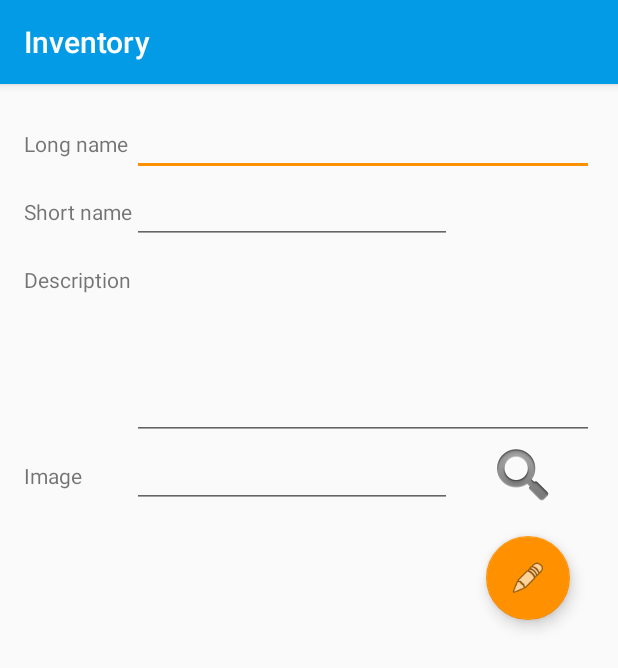
After one commit to raulpb00/Bilal_Inventory, an Android app: the DependencyEditActivity screen opened directly, with no data from a screen before it, on a phone screen of 412 x 824 dp. The commit adds this screen. Shown: the top 668 px of the screen. Run offline under Robolectric (Android 15) with nearby library versions, the phone set to English and light mode, and no system bars.

Commit message:
Acabado DependencyEditActivity y añadido SectorEditActivity

```diff
--- a/app/src/main/AndroidManifest.xml
+++ b/app/src/main/AndroidManifest.xml
@@ -19,7 +19,9 @@
             </intent-filter>
         </activity>
         <activity android:name=".LoginActivity" />
-        <activity android:name=".DashBoardActivity"></activity>
+        <activity android:name=".DashBoardActivity" />
+        <activity android:name=".DependencyEditActivity" />
+        <activity android:name=".SectorEditActivity"></activity>
     </application>
 
 </manifest>
--- /dev/null
+++ b/app/src/main/java/com/example/inventory/DependencyEditActivity.java
@@ -0,0 +1,26 @@
+package com.example.inventory;
+
+import android.support.design.widget.FloatingActionButton;
+import android.support.v7.app.AppCompatActivity;
+import android.os.Bundle;
+import android.view.View;
+import android.widget.Button;
+
+public class DependencyEditActivity extends AppCompatActivity {
+
+    FloatingActionButton btGuardar;
+
+    @Override
+    protected void onCreate(Bundle savedInstanceState) {
+        super.onCreate(savedInstanceState);
+        setContentView(R.layout.activity_dependency_edit);
+
+        btGuardar = findViewById(R.id.btGuardar);
+        btGuardar.setOnClickListener(new View.OnClickListener() {
+            @Override
+            public void onClick(View view) {
+                finish();
+            }
+        });
+    }
+}
--- a/app/src/main/res/drawable/shape_dashboard_button_background.xml
+++ b/app/src/main/res/drawable/shape_dashboard_button_background.xml
@@ -2,5 +2,5 @@
 <shape xmlns:android="http://schemas.android.com/apk/res/android">
     <solid android:color="@color/colorPrimary"/>
     <stroke android:color="@color/colorPrimaryDark" android:width="3dp"/>
-    <corners android:radius="@dimen/glDashBoard"/>
+    <corners android:radius="@dimen/glDashBoardButtonRadius"/>
 </shape>
--- /dev/null
+++ b/app/src/main/res/layout/activity_dependency_edit.xml
@@ -0,0 +1,115 @@
+<?xml version="1.0" encoding="utf-8"?>
+<TableLayout
+    xmlns:android="http://schemas.android.com/apk/res/android"
+    xmlns:app="http://schemas.android.com/apk/res-auto"
+    xmlns:tools="http://schemas.android.com/tools"
+    android:layout_width="match_parent"
+    android:layout_height="match_parent"
+    tools:context=".DependencyEditActivity"
+    android:layout_margin="@dimen/tlDependendyEditMargin"
+    android:id="@+id/tlDependencyEditMargin"
+    android:stretchColumns="2"
+    android:shrinkColumns="1">
+
+    <TableRow
+        android:layout_width="match_parent"
+        android:layout_height="match_parent" >
+
+        <TextView
+            android:id="@+id/tvLongName"
+            android:layout_width="wrap_content"
+            android:layout_height="wrap_content"
+            android:text="@string/tvLongName" />
+
+        <EditText
+            android:id="@+id/edLongName"
+            android:layout_width="wrap_content"
+            android:layout_height="wrap_content"
+            android:ems="10"
+            android:inputType="textPersonName"
+            android:layout_span="2"/>
+    </TableRow>
+
+    <TableRow
+        android:layout_width="match_parent"
+        android:layout_height="match_parent" >
+
+        <TextView
+            android:id="@+id/tvShortName"
+            android:layout_width="wrap_content"
+            android:layout_height="wrap_content"
+            android:text="@string/tvShortName" />
+
+        <EditText
+            android:id="@+id/edShortName"
+            android:layout_width="wrap_content"
+            android:layout_height="wrap_content"
+            android:ems="10"
+            android:inputType="textPersonName" />
+    </TableRow>
+
+    <TableRow
+        android:layout_width="match_parent"
+        android:layout_height="match_parent" >
+
+        <TextView
+            android:id="@+id/tvDescription"
+            android:layout_width="wrap_content"
+            android:layout_height="wrap_content"
+            android:text="@string/tvDescription" />
+
+        <EditText
+            android:id="@+id/edDescription"
+            android:layout_width="wrap_content"
+            android:layout_height="wrap_content"
+            android:ems="10"
+            android:gravity="top|start"
+            android:inputType="textMultiLine"
+            android:lines="5"
+            android:layout_span="2"/>
+    </TableRow>
+
+    <TableRow
+        android:layout_width="match_parent"
+        android:layout_height="match_parent" >
+
+        <TextView
+            android:id="@+id/tvImage"
+            android:layout_width="wrap_content"
+            android:layout_height="wrap_content"
+            android:text="@string/tvImage" />
+
+        <EditText
+            android:id="@+id/edImage"
+            android:layout_width="wrap_content"
+            android:layout_height="wrap_content"
+            android:ems="10"
+            android:inputType="textPersonName" />
+
+        <ImageView
+            android:id="@+id/ivImage"
+            android:layout_width="wrap_content"
+            android:layout_height="wrap_content"
+            app:srcCompat="@android:drawable/ic_search_category_default" />
+
+    </TableRow>
+
+    <TableRow
+        android:layout_width="match_parent"
+        android:layout_height="match_parent"
+        android:gravity="end">
+
+        <android.support.design.widget.FloatingActionButton
+            android:id="@+id/btGuardar"
+            android:layout_width="wrap_content"
+            android:layout_height="wrap_content"
+            android:layout_gravity="bottom|end"
+            android:layout_margin="@dimen/tlDependendyEditFloatingButton"
+            android:layout_span="3"
+            android:clickable="true"
+            app:srcCompat="@android:drawable/ic_menu_edit" />
+
+
+    </TableRow>
+
+</TableLayout>
--- a/app/src/main/res/values/dimens.xml
+++ b/app/src/main/res/values/dimens.xml
@@ -6,7 +6,11 @@
     <dimen name="llLoginEditText">10dp</dimen>
     <dimen name="llLoginBtSignIn">40dp</dimen>
     <dimen name="llLoginBtGoogle">5dp</dimen>
-    <dimen name="glDashBoard">16dp</dimen>
     <dimen name="glDashBoardPadding">8dp</dimen>
+    <dimen name="glDashBoardMargin">16dp</dimen>
+    <dimen name="glDashBoardButtonRadius">16dp</dimen>
+    <dimen name="tlDependendyEditMargin">16dp</dimen>
+    <dimen name="tlDependendyEditFloatingButton">16dp</dimen>
+    <dimen name="ll_sector_edit_padding">16dp</dimen>
 
 </resources>
--- a/app/src/main/res/values/strings.xml
+++ b/app/src/main/res/values/strings.xml
@@ -14,4 +14,13 @@
     <string name="btUserProfile">Profile</string>
     <string name="btSettings">Settings</string>
     <string name="btHelp">Help</string>
+    <string name="tvLongName">Long name</string>
+    <string name="tvShortName">Short name</string>
+    <string name="tvDescription">Description</string>
+    <string name="tvImage">Image</string>
+    <string name="edLongName">Long name</string>
+    <string name="edShortName">Short name</string>
+    <string name="tvDependendies">Dependencies</string>
+    <string name="edDescription">Description</string>
+    <string name="edImage">Image</string>
 </resources>
--- a/app/src/main/res/values/styles.xml
+++ b/app/src/main/res/values/styles.xml
@@ -47,7 +47,7 @@
 
     <style name="Widget.Button.DashBoardButton">
         <item name="android:background">@drawable/shape_dashboard_button_background</item>
-        <item name="android:elevation">@dimen/glDashBoard</item>
+        <item name="android:elevation">@dimen/glDashBoardMargin</item>
     </style>
 
 
```
Also changed, not shown: app/src/main/java/com/example/inventory/DashBoardActivity.java (+36 -0 lines), app/src/main/java/com/example/inventory/SectorEditActivity.java (added, +25 -0 lines), app/src/main/res/layout/activity_dash_board.xml (+6 -6 lines), app/src/main/res/layout/activity_sector_edit.xml (added, +83 -0 lines).
